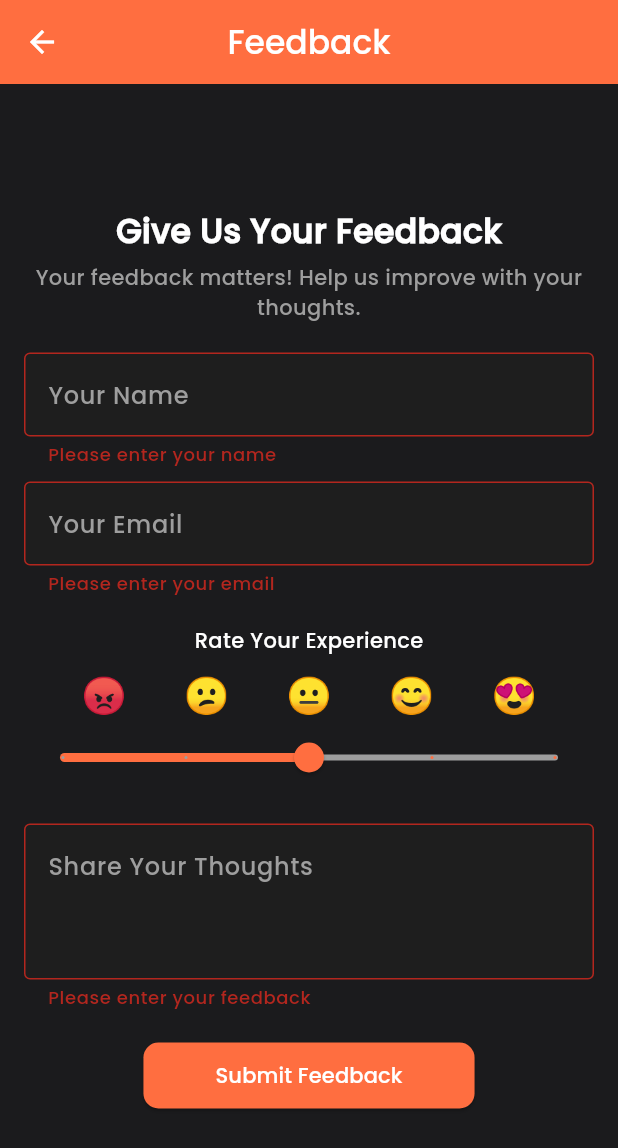
After one commit to sudheera2003/financialApp, a Flutter app: the FeedbackPage screen opened directly, after a tap on "Submit Feedback", on a phone screen of 412 x 824 dp. The commit adds this screen. Shown: the top 1148 px of the screen. Run offline on Flutter 3.47's test engine with Material 3 defaults, Android fonts, the phone set to English and light mode, and no system bars; our stand-ins replace cloud_firestore, firebase_auth, firebase_core, fl_chart, get, google_sign_in and 6 more; missing offline and left inert: mailer; accounts and stored records are empty.

Commit message:
feedback page add

```diff
--- a/lib/menus/more.dart
+++ b/lib/menus/more.dart
@@ -4,6 +4,7 @@ import 'package:financial_app/pages/income_list.dart';
 import 'package:flutter/material.dart';
 import 'package:financial_app/pages/currency_screen.dart';
 import 'package:financial_app/pages/account_type.dart';
+import 'package:financial_app/pages/feedback_page.dart';
 
 class More extends StatefulWidget {
   const More({super.key});
@@ -139,7 +140,14 @@ class _MoreState extends State<More> {
                 const SizedBox(
                   width: 30,
                 ),
-                Column(
+                GestureDetector(
+                  onTap: () {
+                    Navigator.push(
+                      context,
+                      MaterialPageRoute(builder: (context) => FeedbackPage()),
+                    );
+                  },
+                  child: Column(
                     children: const [
                       Icon(
                         Icons.reviews,
@@ -150,6 +158,7 @@ class _MoreState extends State<More> {
                           style: TextStyle(color: Colors.white, fontSize: 20)),
                     ],
                   ),
+                ),
               ],
             ),
           ],
--- /dev/null
+++ b/lib/pages/feedback_page.dart
@@ -0,0 +1,198 @@
+import 'package:flutter/material.dart';
+import 'package:mailer/mailer.dart';
+import 'package:mailer/smtp_server.dart';
+
+class FeedbackPage extends StatefulWidget {
+  @override
+  _FeedbackPageState createState() => _FeedbackPageState();
+}
+
+class _FeedbackPageState extends State<FeedbackPage> {
+  double _rating = 3;
+  final _formKey = GlobalKey<FormState>();
+  bool _isLoading = false;
+
+  TextEditingController _nameController = TextEditingController();
+  TextEditingController _emailController = TextEditingController();
+  TextEditingController _feedbackController = TextEditingController();
+
+  void _sendFeedback() async {
+    if (!_formKey.currentState!.validate()) return;
+
+    setState(() {
+      _isLoading = true;
+    });
+
+    String username = 'shalomhettiarachchi128@gmail.com';
+    String password = 'ttrxixizoyleqqin';
+
+    final smtpServer = gmail(username, password);
+    final message = Message()
+      ..from = Address(username, 'Financial Flutter App')
+      ..recipients.add(username)
+      ..subject = 'User Feedback'
+      ..text =
+          'Name: ${_nameController.text}\nEmail: ${_emailController.text}\nRating: $_rating\nFeedback: ${_feedbackController.text}';
+
+    try {
+      await send(message, smtpServer);
+      ScaffoldMessenger.of(context).showSnackBar(
+        SnackBar(content: Text('Feedback Sent Successfully!')),
+      );
+      _resetForm();
+    } catch (e) {
+      ScaffoldMessenger.of(context).showSnackBar(
+        SnackBar(content: Text('Error Sending Feedback: $e')),
+      );
+    }
+
+    setState(() {
+      _isLoading = false;
+    });
+  }
+
+  void _resetForm() {
+    setState(() {
+      _nameController.clear();
+      _emailController.clear();
+      _feedbackController.clear();
+      _rating = 3;
+    });
+  }
+
+  @override
+  Widget build(BuildContext context) {
+    return Scaffold(
+      backgroundColor: const Color.fromARGB(255, 27, 27, 29),
+      appBar: AppBar(
+        title: Text(
+          'Feedback',
+          style: TextStyle(color: Colors.white),
+        ),
+        centerTitle: true,
+        backgroundColor: Colors.deepOrangeAccent,
+        foregroundColor: Colors.white,
+        automaticallyImplyLeading: true,
+      ),
+      body: Padding(
+        padding: const EdgeInsets.all(16.0),
+        child: Form(
+          key: _formKey,
+          child: Column(
+            mainAxisAlignment: MainAxisAlignment.center,
+            crossAxisAlignment: CrossAxisAlignment.center,
+            children: [
+              Text(
+                'Give Us Your Feedback',
+                style: TextStyle(
+                    fontSize: 22, fontWeight: FontWeight.bold, color: Colors.white),
+                textAlign: TextAlign.center,
+              ),
+              SizedBox(height: 5),
+              Text(
+                'Your feedback matters! Help us improve with your thoughts.',
+                style: TextStyle(fontSize: 14, color: Colors.grey),
+                textAlign: TextAlign.center,
+              ),
+              SizedBox(height: 20),
+              TextFormField(
+                controller: _nameController,
+                style: TextStyle(color: Colors.white),
+                decoration: InputDecoration(
+                  labelText: 'Your Name',
+                  labelStyle: TextStyle(color: Colors.grey),
+                  filled: true,
+                  fillColor: Color(0xFF1E1E1E), // Darker field background
+                  border: OutlineInputBorder(),
+                ),
+                validator: (value) =>
+                    value!.isEmpty ? 'Please enter your name' : null,
+              ),
+              SizedBox(height: 10),
+              TextFormField(
+                controller: _emailController,
+                keyboardType: TextInputType.emailAddress,
+                style: TextStyle(color: Colors.white),
+                decoration: InputDecoration(
+                  labelText: 'Your Email',
+                  labelStyle: TextStyle(color: Colors.grey),
+                  filled: true,
+                  fillColor: Color(0xFF1E1E1E),
+                  border: OutlineInputBorder(),
+                ),
+               validator: (value) {
+                  if (value!.isEmpty) return 'Please enter your email';
+                  if (!RegExp(r"^[a-zA-Z0-9._%+-]+@[a-zA-Z0-9.-]+\.[a-zA-Z]{2,}$").hasMatch(value)) {
+                    return 'Enter a valid email';
+                  }
+                  return null;
+                },
+
+              ),
+              SizedBox(height: 20),
+              Text('Rate Your Experience', style: TextStyle(color: Colors.white)),
+              SizedBox(height: 10),
+              Row(
+                mainAxisAlignment: MainAxisAlignment.spaceEvenly,
+                children: [
+                  Text('😡', style: TextStyle(fontSize: 24)),
+                  Text('😕', style: TextStyle(fontSize: 24)),
+                  Text('😐', style: TextStyle(fontSize: 24)),
+                  Text('😊', style: TextStyle(fontSize: 24)),
+                  Text('😍', style: TextStyle(fontSize: 24)),
+                ],
+              ),
+              Slider(
+                value: _rating,
+                min: 1,
+                max: 5,
+                divisions: 4,
+                activeColor: Colors.deepOrangeAccent,
+                inactiveColor: Colors.grey,
+                label: _rating.round().toString(),
+                onChanged: (value) {
+                  setState(() {
+                    _rating = value;
+                  });
+                },
+              ),
+              SizedBox(height: 20),
+              TextFormField(
+                controller: _feedbackController,
+                maxLines: 3,
+                style: TextStyle(color: Colors.white),
+                decoration: InputDecoration(
+                  alignLabelWithHint: true,
+                  labelText: 'Share Your Thoughts',
+                  labelStyle: TextStyle(color: Colors.grey),
+                  filled: true,
+                  fillColor: Color(0xFF1E1E1E),
+                  border: OutlineInputBorder(),
+                ),
+                validator: (value) =>
+                    value!.isEmpty ? 'Please enter your feedback' : null,
+              ),
+              SizedBox(height: 20),
+              _isLoading
+                  ? CircularProgressIndicator(color: Colors.deepOrangeAccent)
+                  : ElevatedButton(
+                      onPressed: _sendFeedback,
+                      style: ElevatedButton.styleFrom(
+                        backgroundColor: Colors.deepOrangeAccent,
+                        shape: RoundedRectangleBorder(
+                          borderRadius: BorderRadius.circular(10),
+                        ),
+                      ),
+                      child: Padding(
+                        padding: EdgeInsets.symmetric(vertical: 12, horizontal: 24),
+                        child: Text('Submit Feedback',
+                            style: TextStyle(color: Colors.white)),
+                      ),
+                    ),
+            ],
+          ),
+        ),
+      ),
+    );
+  }
+}
--- a/pubspec.yaml
+++ b/pubspec.yaml
@@ -35,6 +35,7 @@ dependencies:
   hive_flutter: ^1.1.0
   table_calendar: ^3.2.0
   fl_chart: ^0.63.0
+  mailer: ^6.0.0
 
   # The following adds the Cupertino Icons font to your application.
   # Use with the CupertinoIcons class for iOS style icons.
```
Also changed, not shown: pubspec.lock, 5 other files. Lines whose indentation alone changed are shown as unchanged.
